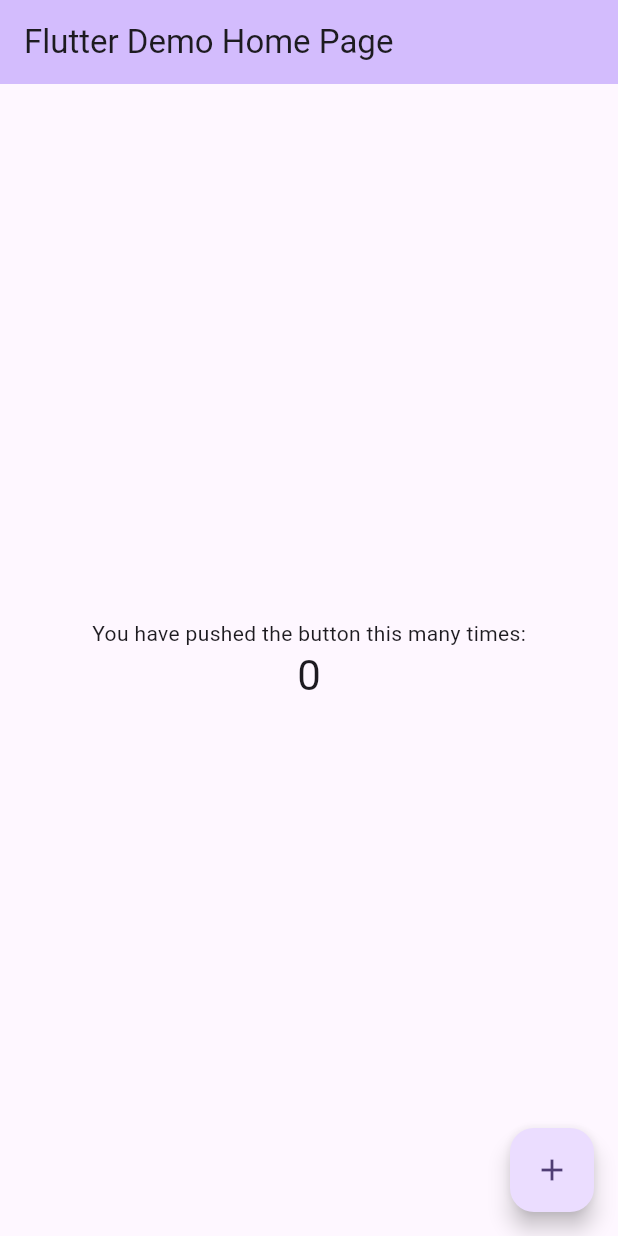
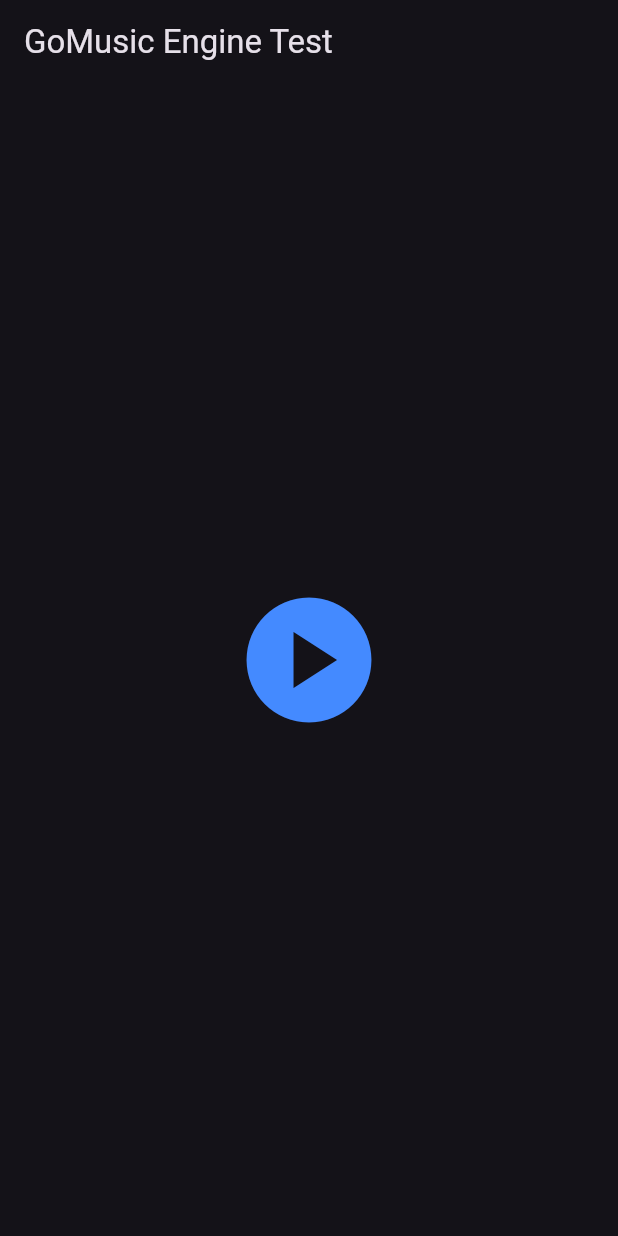
Before and after one commit to Princeelvis29/GoMusic, a Flutter app: the screen it shows after launch, on a phone screen of 412 x 824 dp. Run offline on Flutter 3.47's test engine with Material 3 defaults, Android fonts, the phone set to English and light mode, and no system bars; our stand-ins replace audio_service, get_it, just_audio.

Commit message:
feat: add background audio handler and initialize engine

```diff
--- a/lib/main.dart
+++ b/lib/main.dart
@@ -1,121 +1,73 @@
 import 'package:flutter/material.dart';
+import 'package:audio_service/audio_service.dart';
+import 'package:get_it/get_it.dart';
+import 'audio_handler.dart';
 
-void main() {
-  runApp(const MyApp());
+final getIt = GetIt.instance;
+
+Future<void> main() async {
+  // 1. Ensure Flutter bindings are ready
+  WidgetsFlutterBinding.ensureInitialized();
+
+  // 2. Initialize the background audio service
+  final audioHandler = await AudioService.init(
+    builder: () => MyAudioHandler(),
+    config: const AudioServiceConfig(
+      androidNotificationChannelId: 'com.gomusic.app.channel.audio',
+      androidNotificationChannelName: 'GoMusic Playback',
+      androidNotificationOngoing: true,
+    ),
+  );
+
+  // 3. Register it globally
+  getIt.registerSingleton<AudioHandler>(audioHandler);
+
+  // 4. Run the app
+  runApp(const GoMusicApp());
 }
 
-class MyApp extends StatelessWidget {
-  const MyApp({super.key});
+class GoMusicApp extends StatelessWidget {
+  const GoMusicApp({super.key});
 
-  // This widget is the root of your application.
   @override
   Widget build(BuildContext context) {
     return MaterialApp(
-      title: 'Flutter Demo',
-      theme: ThemeData(
-        // This is the theme of your application.
-        //
-        // TRY THIS: Try running your application with "flutter run". You'll see
-        // the application has a purple toolbar. Then, without quitting the app,
-        // try changing the seedColor in the colorScheme below to Colors.green
-        // and then invoke "hot reload" (save your changes or press the "hot
-        // reload" button in a Flutter-supported IDE, or press "r" if you used
-        // the command line to start the app).
-        //
-        // Notice that the counter didn't reset back to zero; the application
-        // state is not lost during the reload. To reset the state, use hot
-        // restart instead.
-        //
-        // This works for code too, not just values: Most code changes can be
-        // tested with just a hot reload.
-        colorScheme: .fromSeed(seedColor: Colors.deepPurple),
-      ),
-      home: const MyHomePage(title: 'Flutter Demo Home Page'),
+      title: 'GoMusic',
+      theme: ThemeData.dark(useMaterial3: true),
+      home: const AudioPlayerScreen(),
     );
   }
 }
 
-class MyHomePage extends StatefulWidget {
-  const MyHomePage({super.key, required this.title});
-
-  // This widget is the home page of your application. It is stateful, meaning
-  // that it has a State object (defined below) that contains fields that affect
-  // how it looks.
-
-  // This class is the configuration for the state. It holds the values (in this
-  // case the title) provided by the parent (in this case the App widget) and
-  // used by the build method of the State. Fields in a Widget subclass are
-  // always marked "final".
-
-  final String title;
-
-  @override
-  State<MyHomePage> createState() => _MyHomePageState();
-}
-
-class _MyHomePageState extends State<MyHomePage> {
-  int _counter = 0;
-
-  void _incrementCounter() {
-    setState(() {
-      // This call to setState tells the Flutter framework that something has
-      // changed in this State, which causes it to rerun the build method below
-      // so that the display can reflect the updated values. If we changed
-      // _counter without calling setState(), then the build method would not be
-      // called again, and so nothing would appear to happen.
-      _counter++;
-    });
-  }
+class AudioPlayerScreen extends StatelessWidget {
+  const AudioPlayerScreen({super.key});
 
   @override
   Widget build(BuildContext context) {
-    // This method is rerun every time setState is called, for instance as done
-    // by the _incrementCounter method above.
-    //
-    // The Flutter framework has been optimized to make rerunning build methods
-    // fast, so that you can just rebuild anything that needs updating rather
-    // than having to individually change instances of widgets.
+    final audioHandler = getIt<AudioHandler>();
+
     return Scaffold(
-      appBar: AppBar(
-        // TRY THIS: Try changing the color here to a specific color (to
-        // Colors.amber, perhaps?) and trigger a hot reload to see the AppBar
-        // change color while the other colors stay the same.
-        backgroundColor: Theme.of(context).colorScheme.inversePrimary,
-        // Here we take the value from the MyHomePage object that was created by
-        // the App.build method, and use it to set our appbar title.
-        title: Text(widget.title),
-      ),
+      appBar: AppBar(title: const Text('GoMusic Engine Test')),
       body: Center(
-        // Center is a layout widget. It takes a single child and positions it
-        // in the middle of the parent.
-        child: Column(
-          // Column is also a layout widget. It takes a list of children and
-          // arranges them vertically. By default, it sizes itself to fit its
-          // children horizontally, and tries to be as tall as its parent.
-          //
-          // Column has various properties to control how it sizes itself and
-          // how it positions its children. Here we use mainAxisAlignment to
-          // center the children vertically; the main axis here is the vertical
-          // axis because Columns are vertical (the cross axis would be
-          // horizontal).
-          //
-          // TRY THIS: Invoke "debug painting" (choose the "Toggle Debug Paint"
-          // action in the IDE, or press "p" in the console), to see the
-          // wireframe for each widget.
-          mainAxisAlignment: .center,
-          children: [
-            const Text('You have pushed the button this many times:'),
-            Text(
-              '$_counter',
-              style: Theme.of(context).textTheme.headlineMedium,
-            ),
-          ],
+        child: StreamBuilder<PlaybackState>(
+          stream: audioHandler.playbackState,
+          builder: (context, snapshot) {
+            final playing = snapshot.data?.playing ?? false;
+
+            return IconButton(
+              iconSize: 100,
+              color: Colors.blueAccent,
+              icon: Icon(playing ? Icons.pause_circle : Icons.play_circle),
+              onPressed: () {
+                if (playing) {
+                  audioHandler.pause();
+                } else {
+                  audioHandler.play();
+                }
+              },
+            );
+          },
         ),
-      ),
-      floatingActionButton: FloatingActionButton(
-        onPressed: _incrementCounter,
-        tooltip: 'Increment',
-        child: const Icon(Icons.add),
       ),
     );
   }
```
Also changed, not shown: lib/audio_handler.dart (added, +73 -0 lines).
